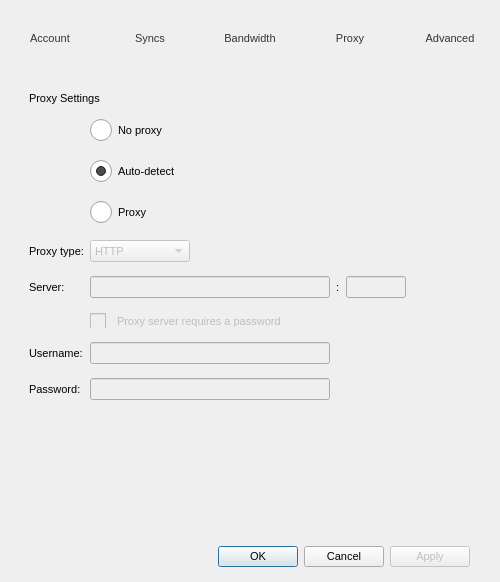
meganz/MEGAsync, file Source/MEGASync/gui/SettingsDialog.ui: the form before one commit.
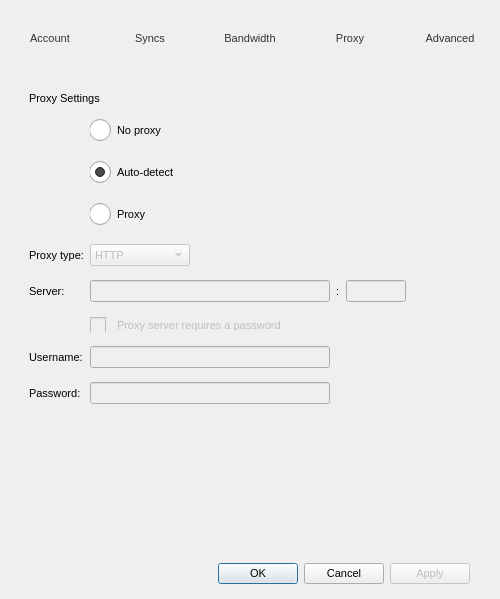
The form after the commit. The open tabs and pages were chosen to show the change. Icons and pictures are not drawn.

Commit message: Fixed all horizontal alignments (preferences dialog)

```diff
--- a/Source/MEGASync/gui/SettingsDialog.ui
+++ b/Source/MEGASync/gui/SettingsDialog.ui
@@ -167,7 +167,7 @@
 
 #lExcludedFiles
 {
-	margin-bottom: 13px;
+	margin-bottom: 12px;
 	margin-top:5px;
 }
 </string>
@@ -1104,13 +1104,13 @@
            <number>27</number>
           </property>
           <property name="topMargin">
-           <number>9</number>
+           <number>11</number>
           </property>
           <property name="rightMargin">
            <number>23</number>
           </property>
           <property name="bottomMargin">
-           <number>9</number>
+           <number>7</number>
           </property>
           <item>
            <widget class="QWidget" name="widget_4" native="true">
@@ -1369,7 +1369,7 @@
          </property>
          <layout class="QVBoxLayout" name="verticalLayout_4">
           <property name="spacing">
-           <number>8</number>
+           <number>5</number>
           </property>
           <property name="leftMargin">
            <number>27</number>
@@ -1827,7 +1827,8 @@
        <item>
         <widget class="QLabel" name="label_10">
          <property name="styleSheet">
-          <string notr="true">padding-left: 11px;</string>
+          <string notr="true">padding-left: 11px;
+</string>
          </property>
          <property name="text">
           <string>Upload rate limit</string>
@@ -1871,13 +1872,16 @@
            <number>6</number>
           </property>
           <property name="verticalSpacing">
-           <number>7</number>
+           <number>8</number>
           </property>
           <property name="leftMargin">
            <number>15</number>
           </property>
           <property name="topMargin">
-           <number>4</number>
+           <number>5</number>
+          </property>
+          <property name="bottomMargin">
+           <number>5</number>
           </property>
           <item row="1" column="0">
            <widget class="QRadioButton" name="rAutoLimit">
@@ -1978,6 +1982,12 @@
           </item>
           <item row="3" column="1">
            <widget class="QWidget" name="wUploadLimit" native="true">
+            <property name="minimumSize">
+             <size>
+              <width>0</width>
+              <height>21</height>
+             </size>
+            </property>
             <layout class="QHBoxLayout" name="horizontalLayout_7">
              <property name="leftMargin">
               <number>0</number>
@@ -2002,6 +2012,12 @@
                  <verstretch>0</verstretch>
                 </sizepolicy>
                </property>
+               <property name="minimumSize">
+                <size>
+                 <width>0</width>
+                 <height>0</height>
+                </size>
+               </property>
                <property name="maximumSize">
                 <size>
                  <width>70</width>
@@ -2175,28 +2191,6 @@
          </property>
         </spacer>
        </item>
-       <item>
-        <widget class="QLabel" name="label">
-         <property name="minimumSize">
-          <size>
-           <width>0</width>
-           <height>0</height>
-          </size>
-         </property>
-         <property name="text">
-          <string>Upload limits are per upload server and are applied when starting new uploads</string>
-         </property>
-         <property name="wordWrap">
-          <bool>true</bool>
-         </property>
-         <property name="margin">
-          <number>0</number>
-         </property>
-         <property name="indent">
-          <number>8</number>
-         </property>
-        </widget>
-       </item>
       </layout>
      </widget>
      <widget class="QWidget" name="pAdvanced">
@@ -2279,7 +2273,7 @@
               <number>19</number>
              </property>
              <property name="bottomMargin">
-              <number>0</number>
+              <number>10</number>
              </property>
              <item>
               <widget class="QLineEdit" name="eUploadFolder">
@@ -2345,7 +2339,7 @@
            <number>24</number>
           </property>
           <property name="bottomMargin">
-           <number>0</number>
+           <number>1</number>
           </property>
           <item>
            <widget class="QLabel" name="lExcludedFiles">
@@ -2356,7 +2350,7 @@
              </sizepolicy>
             </property>
             <property name="styleSheet">
-             <string notr="true"/>
+             <string notr="true">padding-left: -1px;</string>
             </property>
             <property name="text">
              <string>Excluded file names</string>
@@ -2389,10 +2383,16 @@
                  <verstretch>0</verstretch>
                 </sizepolicy>
                </property>
+               <property name="minimumSize">
+                <size>
+                 <width>0</width>
+                 <height>88</height>
+                </size>
+               </property>
                <property name="maximumSize">
                 <size>
                  <width>16777215</width>
-                 <height>120</height>
+                 <height>88</height>
                 </size>
                </property>
                <property name="selectionMode">
@@ -2623,7 +2623,7 @@
            <number>30</number>
           </property>
           <property name="bottomMargin">
-           <number>18</number>
+           <number>19</number>
           </property>
           <item>
            <widget class="QCheckBox" name="cOverlayIcons">
@@ -2722,7 +2722,7 @@
          <property name="flat">
           <bool>true</bool>
          </property>
-         <layout class="QGridLayout" name="gridLayout_2" rowstretch="1,0,0,0,0,0,0,0,0,0,0,0,0">
+         <layout class="QGridLayout" name="gridLayout_2">
           <property name="sizeConstraint">
            <enum>QLayout::SetDefaultConstraint</enum>
           </property>
@@ -2736,7 +2736,7 @@
            <number>9</number>
           </property>
           <property name="bottomMargin">
-           <number>0</number>
+           <number>1</number>
           </property>
           <property name="horizontalSpacing">
            <number>6</number>
@@ -2744,7 +2744,95 @@
           <property name="verticalSpacing">
            <number>14</number>
           </property>
-          <item row="9" column="1">
+          <item row="8" column="1">
+           <widget class="QWidget" name="widget_13" native="true">
+            <property name="styleSheet">
+             <string notr="true">padding-left: -1px;
+</string>
+            </property>
+            <layout class="QVBoxLayout" name="verticalLayout_19">
+             <property name="spacing">
+              <number>15</number>
+             </property>
+             <property name="leftMargin">
+              <number>0</number>
+             </property>
+             <property name="topMargin">
+              <number>0</number>
+             </property>
+             <property name="rightMargin">
+              <number>0</number>
+             </property>
+             <property name="bottomMargin">
+              <number>2</number>
+             </property>
+             <item>
+              <widget class="QRadioButton" name="rNoProxy">
+               <property name="minimumSize">
+                <size>
+                 <width>0</width>
+                 <height>27</height>
+                </size>
+               </property>
+               <property name="maximumSize">
+                <size>
+                 <width>16777215</width>
+                 <height>27</height>
+                </size>
+               </property>
+               <property name="text">
+                <string>No proxy</string>
+               </property>
+              </widget>
+             </item>
+             <item>
+              <widget class="QRadioButton" name="rProxyAuto">
+               <property name="minimumSize">
+                <size>
+                 <width>0</width>
+                 <height>27</height>
+                </size>
+               </property>
+               <property name="maximumSize">
+                <size>
+                 <width>16777215</width>
+                 <height>27</height>
+                </size>
+               </property>
+               <property name="text">
+                <string>Auto-detect</string>
+               </property>
+               <property name="checked">
+                <bool>true</bool>
+               </property>
+              </widget>
+             </item>
+             <item>
+              <widget class="QRadioButton" name="rProxyManual">
+               <property name="minimumSize">
+                <size>
+                 <width>0</width>
+                 <height>27</height>
+                </size>
+               </property>
+               <property name="maximumSize">
+                <size>
+                 <width>16777215</width>
+                 <height>27</height>
+                </size>
+               </property>
+               <property name="styleSheet">
+                <string notr="true"/>
+               </property>
+               <property name="text">
+                <string>Proxy</string>
+               </property>
+              </widget>
+             </item>
+            </layout>
+           </widget>
+          </item>
+          <item row="10" column="1">
            <widget class="QWidget" name="wProxyAddress" native="true">
             <property name="sizePolicy">
              <sizepolicy hsizetype="Preferred" vsizetype="Maximum">
@@ -2835,32 +2923,14 @@
             </layout>
            </widget>
           </item>
-          <item row="12" column="1">
-           <widget class="QLineEdit" name="eProxyPassword">
-            <property name="enabled">
-             <bool>false</bool>
-            </property>
-            <property name="minimumSize">
-             <size>
-              <width>240</width>
-              <height>0</height>
-             </size>
-            </property>
-            <property name="maximumSize">
-             <size>
-              <width>240</width>
-              <height>16777215</height>
-             </size>
-            </property>
-            <property name="text">
-             <string/>
-            </property>
-            <property name="echoMode">
-             <enum>QLineEdit::Password</enum>
-            </property>
-           </widget>
-          </item>
           <item row="12" column="0">
+           <widget class="QLabel" name="lProxyUsername">
+            <property name="text">
+             <string>Username:</string>
+            </property>
+           </widget>
+          </item>
+          <item row="13" column="0">
            <widget class="QLabel" name="lProxyPassword">
             <property name="sizePolicy">
              <sizepolicy hsizetype="Preferred" vsizetype="Preferred">
@@ -2873,7 +2943,7 @@
             </property>
            </widget>
           </item>
-          <item row="11" column="1">
+          <item row="12" column="1">
            <widget class="QLineEdit" name="eProxyUsername">
             <property name="enabled">
              <bool>false</bool>
@@ -2895,21 +2965,24 @@
             </property>
            </widget>
           </item>
-          <item row="11" column="0">
-           <widget class="QLabel" name="lProxyUsername">
-            <property name="text">
-             <string>Username:</string>
-            </property>
-           </widget>
-          </item>
-          <item row="8" column="0">
+          <item row="9" column="0">
            <widget class="QLabel" name="lProxyType">
             <property name="text">
              <string>Proxy type:</string>
             </property>
            </widget>
           </item>
-          <item row="8" column="1">
+          <item row="11" column="1">
+           <widget class="QCheckBox" name="cProxyRequiresPassword">
+            <property name="enabled">
+             <bool>false</bool>
+            </property>
+            <property name="text">
+             <string>Proxy server requires a password</string>
+            </property>
+           </widget>
+          </item>
+          <item row="9" column="1">
            <widget class="QComboBox" name="cProxyType">
             <property name="enabled">
              <bool>false</bool>
@@ -2939,90 +3012,38 @@
             </item>
            </widget>
           </item>
-          <item row="9" column="0">
+          <item row="13" column="1">
+           <widget class="QLineEdit" name="eProxyPassword">
+            <property name="enabled">
+             <bool>false</bool>
+            </property>
+            <property name="minimumSize">
+             <size>
+              <width>240</width>
+              <height>0</height>
+             </size>
+            </property>
+            <property name="maximumSize">
+             <size>
+              <width>240</width>
+              <height>16777215</height>
+             </size>
+            </property>
+            <property name="text">
+             <string/>
+            </property>
+            <property name="echoMode">
+             <enum>QLineEdit::Password</enum>
+            </property>
+           </widget>
+          </item>
+          <item row="10" column="0">
            <widget class="QLabel" name="lProxyServer">
             <property name="text">
              <string>Server:</string>
             </property>
            </widget>
           </item>
-          <item row="1" column="1">
-           <widget class="QRadioButton" name="rProxyAuto">
-            <property name="minimumSize">
-             <size>
-              <width>0</width>
-              <height>27</height>
-             </size>
-            </property>
-            <property name="maximumSize">
-             <size>
-              <width>16777215</width>
-              <height>27</height>
-             </size>
-            </property>
-            <property name="text">
-             <string>Auto-detect</string>
-            </property>
-            <property name="checked">
-             <bool>true</bool>
-            </property>
-           </widget>
-          </item>
-          <item row="10" column="1">
-           <widget class="QCheckBox" name="cProxyRequiresPassword">
-            <property name="enabled">
-             <bool>false</bool>
-            </property>
-            <property name="text">
-             <string>Proxy server requires a password</string>
-            </property>
-           </widget>
-          </item>
-          <item row="0" column="1">
-           <widget class="QRadioButton" name="rNoProxy">
-            <property name="minimumSize">
-             <size>
-              <width>0</width>
-              <height>27</height>
-             </size>
-            </property>
-            <property name="maximumSize">
-             <size>
-              <width>16777215</width>
-              <height>27</height>
-             </size>
-            </property>
-            <property name="text">
-             <string>No proxy</string>
-            </property>
-           </widget>
-          </item>
-          <item row="0" column="0">
-           <widget class="QLabel" name="label_2">
-            <property name="text">
-             <string/>
-            </property>
-           </widget>
-          </item>
-          <item row="7" column="1">
-           <widget class="QRadioButton" name="rProxyManual">
-            <property name="minimumSize">
-             <size>
-              <width>0</width>
-              <height>27</height>
-             </size>
-            </property>
-            <property name="maximumSize">
-             <size>
-              <width>16777215</width>
-              <height>27</height>
-             </size>
-            </property>
-            <property name="text">
-             <string>Proxy</string>
-            </property>
-           </widget>
-          </item>
          </layout>
         </widget>
        </item>
```
Left out of the diff: 3 changed lines with no effect on the pictures. The commit also changes 1 other file.
